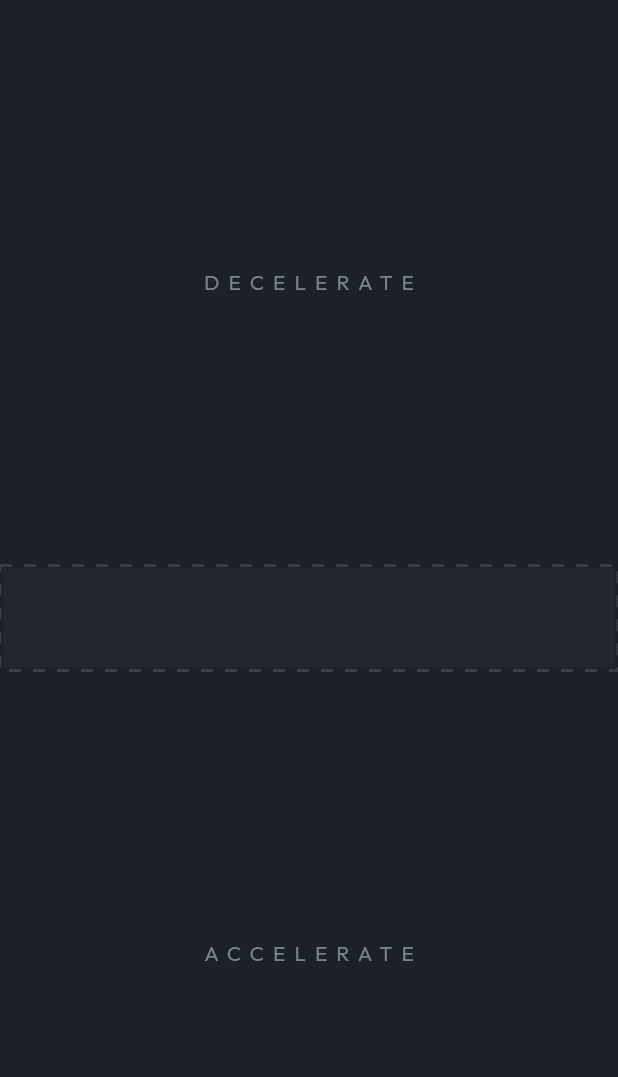
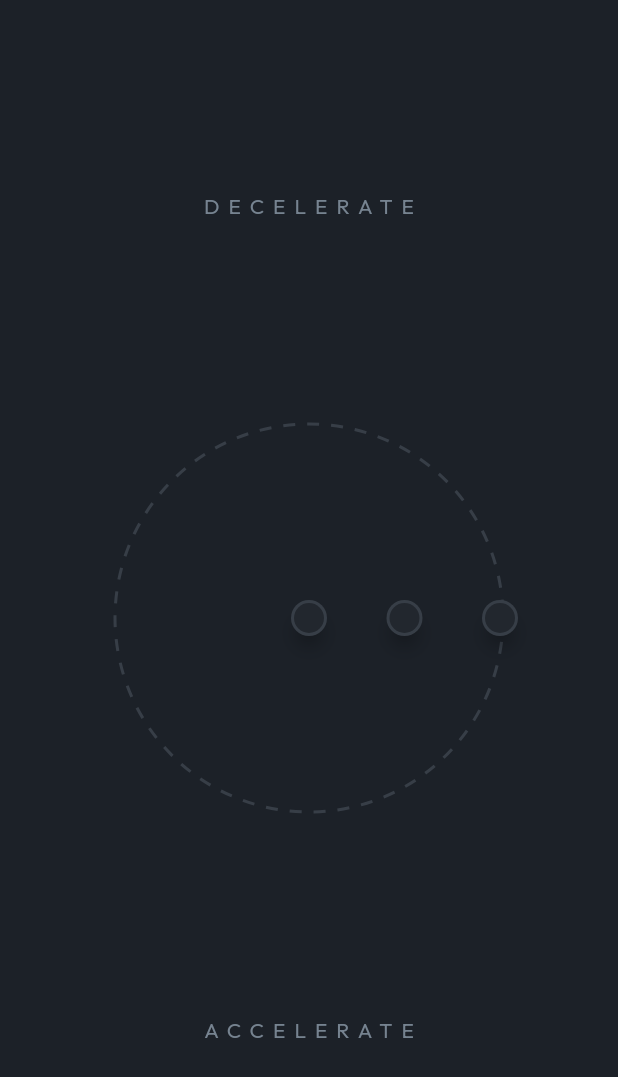
Before and after one commit to lakscastro/aria, a Flutter app: the screen it shows after launch, on a phone screen of 412 x 824 dp. Shown: the top 1077 px of the screen. Run offline on Flutter 3.47's test engine with Material 2 defaults, Android fonts, the phone set to English and light mode, and no system bars; drawn by our look-alikes of dotted_border.

Commit message:
(#2) Add circular particle animation

```diff
--- /dev/null
+++ b/lib/animations/circular_particle_acceleration.dart
@@ -0,0 +1,148 @@
+import 'dart:math';
+
+import 'package:aria/theme/colors.dart';
+import 'package:aria/theme/dp.dart';
+import 'package:aria/widgets/animated_acceleration.dart';
+import 'package:dotted_border/dotted_border.dart';
+import 'package:flutter/material.dart';
+
+class CircularParticleAcceleration extends StatefulWidget {
+  const CircularParticleAcceleration({Key? key}) : super(key: key);
+
+  @override
+  State<CircularParticleAcceleration> createState() =>
+      _CircularParticleAccelerationState();
+}
+
+class _CircularParticleAccelerationState
+    extends State<CircularParticleAcceleration> {
+  Widget _buildParticleCanvas(AnimatedAccelerationState state) {
+    return Expanded(
+      child: Padding(
+        padding: k4dp.padding(),
+        child: DottedBorder(
+          color: kBorderColor,
+          borderType: BorderType.Circle,
+          strokeWidth: k1dp,
+          dashPattern: const [k4dp],
+          child: Stack(
+            alignment: Alignment.center,
+            children: [
+              CustomPaint(
+                painter: ParticlePainter(state.position, state.velocity),
+                willChange: true,
+                size: Size.infinite,
+              ),
+            ],
+          ),
+        ),
+      ),
+    );
+  }
+
+  @override
+  Widget build(BuildContext context) {
+    return AnimatedAcceleration(
+      builder: (context, state) => _buildParticleCanvas(state),
+    );
+  }
+}
+
+class ParticlePainter extends CustomPainter {
+  ParticlePainter(this.position, this.velocity);
+
+  final double position;
+  final double velocity;
+
+  late Canvas _canvas;
+  late Size _size;
+
+  Offset get _center => Offset(_size.width / 2, _size.height / 2);
+
+  static const _kRadius = 10.0;
+  static const _kStrokeWidth = 2.0;
+
+  double get _radius => _size.shortestSide / 2;
+
+  Offset _circleWith(double radius, double position) =>
+      _circlePoint(radius, pi * 2 * (1 - position)) + _center;
+
+  Offset _circlePoint(double radius, double radians) {
+    return Offset(radius * cos(radians), -radius * sin(radians));
+  }
+
+  Offset _drawParticle(double radius, double position) {
+    final circle = _circleWith(radius, position);
+
+    final shadow = Path()
+      ..addOval(Rect.fromCircle(center: circle, radius: _kRadius));
+    _canvas.drawShadow(
+      shadow,
+      kBackgroundColor,
+      _kRadius * velocity + _kRadius / 2,
+      true,
+    );
+
+    _canvas.drawCircle(
+      circle,
+      _kRadius + _kStrokeWidth,
+      Paint()..color = kBorderColor,
+    );
+    _canvas.drawCircle(
+      _center,
+      radius + _kStrokeWidth,
+      Paint()
+        ..color = kBorderColor.withOpacity(velocity / 2)
+        ..style = PaintingStyle.stroke
+        ..strokeWidth = _kStrokeWidth,
+    );
+
+    _canvas.drawCircle(circle, _kRadius, Paint()..color = kSurfaceColor);
+
+    return circle;
+  }
+
+  void _drawBackground() {
+    _canvas.drawCircle(
+      _center,
+      _radius,
+      Paint()..color = kSurfaceColor.withOpacity(velocity),
+    );
+  }
+
+  void connect(Offset from, Offset to) {
+    final color = kGreenColor.withOpacity(velocity);
+
+    _canvas.drawLine(from, to, Paint()..color = color);
+
+    _canvas.drawCircle(from, 5, Paint()..color = color);
+    _canvas.drawCircle(to, 5, Paint()..color = color);
+  }
+
+  @override
+  void paint(Canvas canvas, Size size) {
+    _canvas = canvas;
+    _size = size;
+
+    _drawBackground();
+
+    /// [1 -] is used to reverse the current animation
+    /// [position * 2] is used to skip an entire cycle of the animation
+    /// [% 1] is used to normalize the advanced pointer created in the previous step
+    final reversedFuturePosition = 1 - (position * 2) % 1;
+
+    final circles = [
+      _drawParticle(_radius, position),
+      _drawParticle(_radius / 2, reversedFuturePosition),
+      _drawParticle(0.0, position),
+    ];
+
+    for (var i = 0; i < circles.length - 1; i++) {
+      connect(circles[i], circles[i + 1]);
+    }
+  }
+
+  @override
+  bool shouldRepaint(ParticlePainter oldDelegate) =>
+      position != oldDelegate.position || velocity != oldDelegate.velocity;
+}
--- a/lib/animations/particle_acceleration.dart
+++ b/lib/animations/particle_acceleration.dart
@@ -1,14 +1,8 @@
 import 'package:aria/theme/colors.dart';
 import 'package:aria/theme/dp.dart';
-import 'package:aria/theme/time.dart';
+import 'package:aria/widgets/animated_acceleration.dart';
 import 'package:dotted_border/dotted_border.dart';
 import 'package:flutter/material.dart';
-
-enum Behavior {
-  idle,
-  accelerate,
-  decelerate,
-}
 
 class ParticleAcceleration extends StatefulWidget {
   const ParticleAcceleration({Key? key}) : super(key: key);
@@ -17,71 +11,11 @@ class ParticleAcceleration extends StatefulWidget {
   State<ParticleAcceleration> createState() => _ParticleAccelerationState();
 }
 
-class _ParticleAccelerationState extends State<ParticleAcceleration>
-    with SingleTickerProviderStateMixin {
-  AnimationController? _controller;
-
-  /// How slow the ball must be, should be greater than 0
-  static const _kSlowDownFactor = 1000;
-
-  /// Hold the acceleration and constants required by the basic math
-  static const _kAcceleration = 1.0;
-  static const _kMaxVelocity = 10.0;
-
+class _ParticleAccelerationState extends State<ParticleAcceleration> {
   /// Display that holds the particle
   static const _kParticleCanvasHeight = 50.0;
 
-  /// Calc variables & state
-  var _velocity = 0.0;
-  var _position = 0.0;
-  var _behavior = Behavior.idle;
-
-  /// Returns 0 if stopped or 1 if running fast
-  double get _velocityLevel {
-    return _velocity.clamp(-_kMaxVelocity, _kMaxVelocity).abs() / _kMaxVelocity;
-  }
-
-  void _looper() {
-    if (_behavior == Behavior.accelerate) {
-      _velocity += _kAcceleration;
-    } else if (_behavior == Behavior.decelerate) {
-      _velocity -= _kAcceleration;
-    } else if (_behavior == Behavior.idle) {
-      if (_velocity > 0) {
-        _velocity -= _kAcceleration / 2;
-      } else if (_velocity < 0) {
-        _velocity += _kAcceleration / 2;
-      }
-    }
-
-    _position += _velocity / _kSlowDownFactor;
-    _position = (_position % 1).abs();
-  }
-
-  void _detachBehavior(Behavior target) {
-    if (_behavior == target) {
-      _behavior = Behavior.idle;
-    }
-  }
-
-  Widget _buildTapArea(String text, Behavior behavior) {
-    return Expanded(
-      child: GestureDetector(
-        behavior: HitTestBehavior.opaque,
-        onTapDown: (_) => _behavior = behavior,
-        onTapUp: (_) => _detachBehavior(behavior),
-        onTapCancel: () => _detachBehavior(behavior),
-        child: Padding(
-          padding: k4dp.padding(),
-          child: Center(
-            child: Text(text, style: const TextStyle(letterSpacing: k3dp)),
-          ),
-        ),
-      ),
-    );
-  }
-
-  Widget _buildParticleCanvas() {
+  Widget _buildParticleCanvas(AnimatedAccelerationState state) {
     return DottedBorder(
       color: kBorderColor,
       strokeWidth: k1dp,
@@ -90,15 +24,10 @@ class _ParticleAccelerationState extends State<ParticleAcceleration>
         color: kSurfaceColor,
         child: Padding(
           padding: k4dp.padding(),
-          child: AnimatedBuilder(
-            animation: _controller!.view,
-            builder: (context, child) {
-              return CustomPaint(
-                painter: ParticlePainter(_position, _velocityLevel),
-                willChange: true,
-                size: const Size.fromHeight(_kParticleCanvasHeight),
-              );
-            },
+          child: CustomPaint(
+            painter: ParticlePainter(state.position, state.velocity),
+            willChange: true,
+            size: const Size.fromHeight(_kParticleCanvasHeight),
           ),
         ),
       ),
@@ -106,37 +35,9 @@ class _ParticleAccelerationState extends State<ParticleAcceleration>
   }
 
   @override
-  void initState() {
-    super.initState();
-
-    _controller = AnimationController(vsync: this, duration: k5000ms);
-
-    _controller!.addListener(_looper);
-
-    _controller!.repeat();
-  }
-
-  @override
-  void dispose() {
-    _controller?.dispose();
-
-    super.dispose();
-  }
-
-  @override
   Widget build(BuildContext context) {
-    return Scaffold(
-      backgroundColor: kBackgroundColor,
-      body: SafeArea(
-        child: Column(
-          mainAxisSize: MainAxisSize.min,
-          children: [
-            _buildTapArea('DECELERATE', Behavior.decelerate),
-            _buildParticleCanvas(),
-            _buildTapArea('ACCELERATE', Behavior.accelerate),
-          ],
-        ),
-      ),
+    return AnimatedAcceleration(
+      builder: (context, state) => _buildParticleCanvas(state),
     );
   }
 }
--- a/lib/main.dart
+++ b/lib/main.dart
@@ -1,4 +1,5 @@
-import 'package:aria/animations/particle_acceleration.dart';
+import 'package:aria/animations/circular_particle_acceleration.dart';
+import 'package:aria/theme/typo.dart';
 import 'package:flutter/material.dart';
 import 'package:flutter/services.dart';
 
@@ -22,7 +23,7 @@ class Root extends StatelessWidget {
       theme: theme.copyWith(
         textTheme: theme.textTheme.apply(
           fontFamily: 'Outfit',
-          bodyColor: const Color(0xFF768390),
+          bodyColor: kBodyColor,
         ),
       ),
       home: const HomePage(),
@@ -40,6 +41,6 @@ class HomePage extends StatefulWidget {
 class _HomePageState extends State<HomePage> {
   @override
   Widget build(BuildContext context) {
-    return const ParticleAcceleration();
+    return const CircularParticleAcceleration();
   }
 }
--- a/lib/theme/colors.dart
+++ b/lib/theme/colors.dart
@@ -9,3 +9,4 @@ const kBorderColor = Color(0xFF373E47);
 const kSurfaceColor = Color(0xFF22272E);
 const kBackgroundColor = Color(0xFF1C2128);
 const kHighContrast = Colors.white;
+const kGreenColor = Color(0xFF1BB596);
--- /dev/null
+++ b/lib/theme/typo.dart
@@ -0,0 +1,3 @@
+import 'package:flutter/cupertino.dart';
+
+const kBodyColor = Color(0xFF768390);
--- /dev/null
+++ b/lib/widgets/animated_acceleration.dart
@@ -0,0 +1,207 @@
+import 'package:aria/theme/colors.dart';
+import 'package:aria/theme/dp.dart';
+import 'package:aria/theme/time.dart';
+import 'package:flutter/material.dart';
+
+enum Behavior {
+  idle,
+  accelerate,
+  decelerate,
+}
+
+class AnimatedAccelerationState {
+  const AnimatedAccelerationState({
+    required this.velocity,
+    required this.position,
+    required this.controller,
+  });
+
+  final double velocity;
+  final double position;
+  final AnimationController controller;
+
+  AnimatedAccelerationState copyWith({
+    double? velocity,
+    double? position,
+    AnimationController? controller,
+  }) {
+    return AnimatedAccelerationState(
+      velocity: velocity ?? this.velocity,
+      position: position ?? this.position,
+      controller: controller ?? this.controller,
+    );
+  }
+}
+
+class AnimatedAcceleration extends StatefulWidget {
+  const AnimatedAcceleration({Key? key, required this.builder})
+      : super(key: key);
+
+  final Widget Function(BuildContext, AnimatedAccelerationState) builder;
+
+  @override
+  State<AnimatedAcceleration> createState() => _AnimatedAccelerationState();
+}
+
+class _AnimatedAccelerationState extends State<AnimatedAcceleration>
+    with SingleTickerProviderStateMixin {
+  AnimationController? _controller;
+
+  /// How slow the ball must be, should be greater than 0
+  static const _kSlowDownFactor = 1000;
+
+  /// Hold the acceleration and constants required by the basic math
+  static const _kAcceleration = 1.0;
+  static const _kMaxVelocity = 10.0;
+
+  /// Calc variables & state
+  var _velocity = 0.0;
+  var _position = 0.0;
+  var _behavior = Behavior.idle;
+
+  /// Returns 0 if stopped or 1 if running fast
+  double get _velocityLevel {
+    return _velocity.clamp(-_kMaxVelocity, _kMaxVelocity).abs() / _kMaxVelocity;
+  }
+
+  void _looper() {
+    if (_behavior == Behavior.accelerate) {
+      _velocity += _kAcceleration;
+    } else if (_behavior == Behavior.decelerate) {
+      _velocity -= _kAcceleration;
+    } else if (_behavior == Behavior.idle) {
+      if (_velocity > 0) {
+        _velocity -= _kAcceleration / 2;
+      } else if (_velocity < 0) {
+        _velocity += _kAcceleration / 2;
+      }
+    }
+
+    _position += _velocity / _kSlowDownFactor;
+    _position = (_position % 1).abs();
+  }
+
+  void _detachBehavior(Behavior target) {
+    if (_behavior == target) {
+      _behavior = Behavior.idle;
+    }
+  }
+
+  Widget _buildTapArea(String text, Behavior behavior) {
+    return Expanded(
+      child: GestureDetector(
+        behavior: HitTestBehavior.opaque,
+        onTapDown: (_) => _behavior = behavior,
+        onTapUp: (_) => _detachBehavior(behavior),
+        onTapCancel: () => _detachBehavior(behavior),
+        child: Padding(
+          padding: k4dp.padding(),
+          child: Center(
+            child: Text(text, style: const TextStyle(letterSpacing: k3dp)),
+          ),
+        ),
+      ),
+    );
+  }
+
+  Widget _buildParticleCanvas() {
+    return AnimatedBuilder(
+      animation: _controller!.view,
+      builder: (context, child) {
+        return widget.builder(
+          context,
+          AnimatedAccelerationState(
+            velocity: _velocityLevel,
+            position: _position,
+            controller: _controller!,
+          ),
+        );
+      },
+    );
+  }
+
+  @override
+  void initState() {
+    super.initState();
+
+    _controller = AnimationController(vsync: this, duration: k5000ms);
+
+    _controller!.addListener(_looper);
+
+    _controller!.repeat();
+  }
+
+  @override
+  void dispose() {
+    _controller?.dispose();
+
+    super.dispose();
+  }
+
+  @override
+  Widget build(BuildContext context) {
+    return Scaffold(
+      backgroundColor: kBackgroundColor,
+      body: SafeArea(
+        child: Column(
+          mainAxisSize: MainAxisSize.min,
+          children: [
+            _buildTapArea('DECELERATE', Behavior.decelerate),
+            _buildParticleCanvas(),
+            _buildTapArea('ACCELERATE', Behavior.accelerate),
+          ],
+        ),
+      ),
+    );
+  }
+}
+
+class ParticlePainter extends CustomPainter {
+  ParticlePainter(this.position, this.velocity);
+
+  final double position;
+  final double velocity;
+
+  late Canvas _canvas;
+  late Size _size;
+
+  Offset get _center => Offset(_size.width / 2, _size.height / 2);
+
+  Offset get _circle =>
+      Offset((_size.width + _kWrapper * 2) * position, _center.dy)
+          .translate(-_kWrapper, 0);
+
+  static const _kRadius = 10.0;
+  static const _kStrokeWidth = 2.0;
+  static const _kWrapper = _kRadius * 2 + _kStrokeWidth * 2;
+
+  void _drawParticle() {
+    final shadow = Path()
+      ..addOval(Rect.fromCircle(center: _circle, radius: _kRadius));
+    _canvas.drawShadow(
+      shadow,
+      kBackgroundColor,
+      _kRadius * velocity + _kRadius / 2,
+      true,
+    );
+
+    _canvas.drawCircle(
+      _circle,
+      _kRadius + _kStrokeWidth,
+      Paint()..color = kBorderColor,
+    );
+    _canvas.drawCircle(_circle, _kRadius, Paint()..color = kSurfaceColor);
+  }
+
+  @override
+  void paint(Canvas canvas, Size size) {
+    _canvas = canvas;
+    _size = size;
+
+    _drawParticle();
+  }
+
+  @override
+  bool shouldRepaint(ParticlePainter oldDelegate) =>
+      position != oldDelegate.position || velocity != oldDelegate.velocity;
+}
--- a/lib/widgets/splash.dart
+++ b/lib/widgets/splash.dart
@@ -39,7 +39,7 @@ class Splash extends StatelessWidget {
       child: InkWell(
         onHover: onHover,
         onFocusChange: onFocusChange,
-        // onTap: enableSplash ? onTap ?? () {} : null,
+        onTap: enableSplash ? onTap ?? () {} : null,
         highlightColor: kHighlightColor,
         splashColor: kSplashColor,
         child: child,
```
